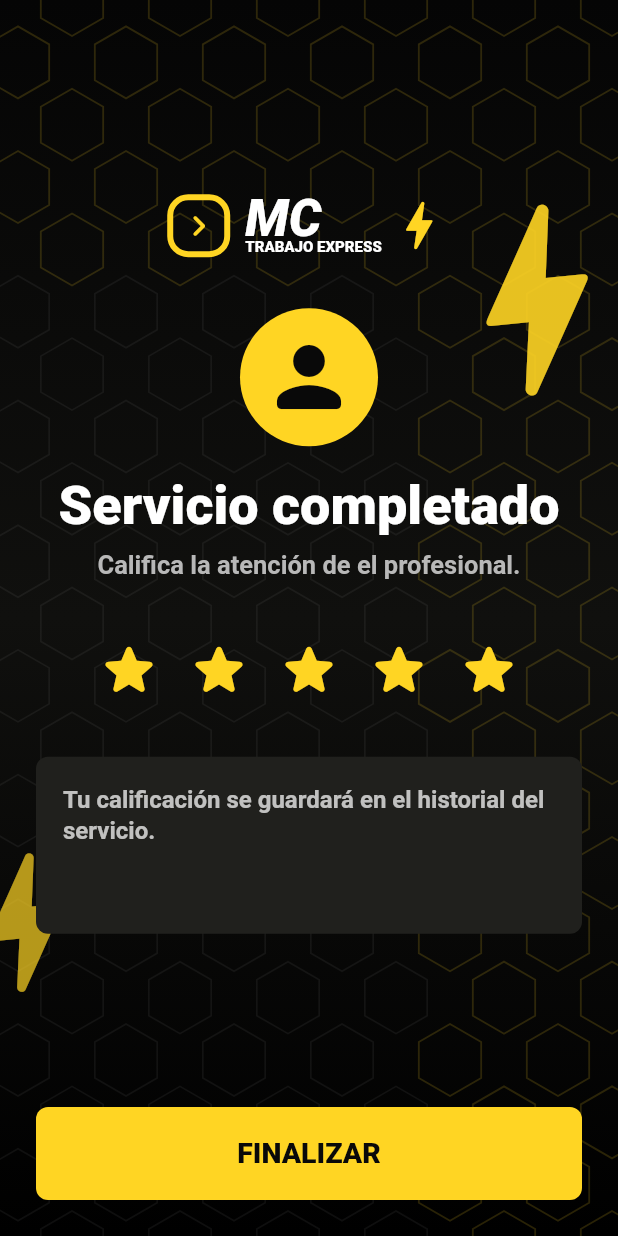
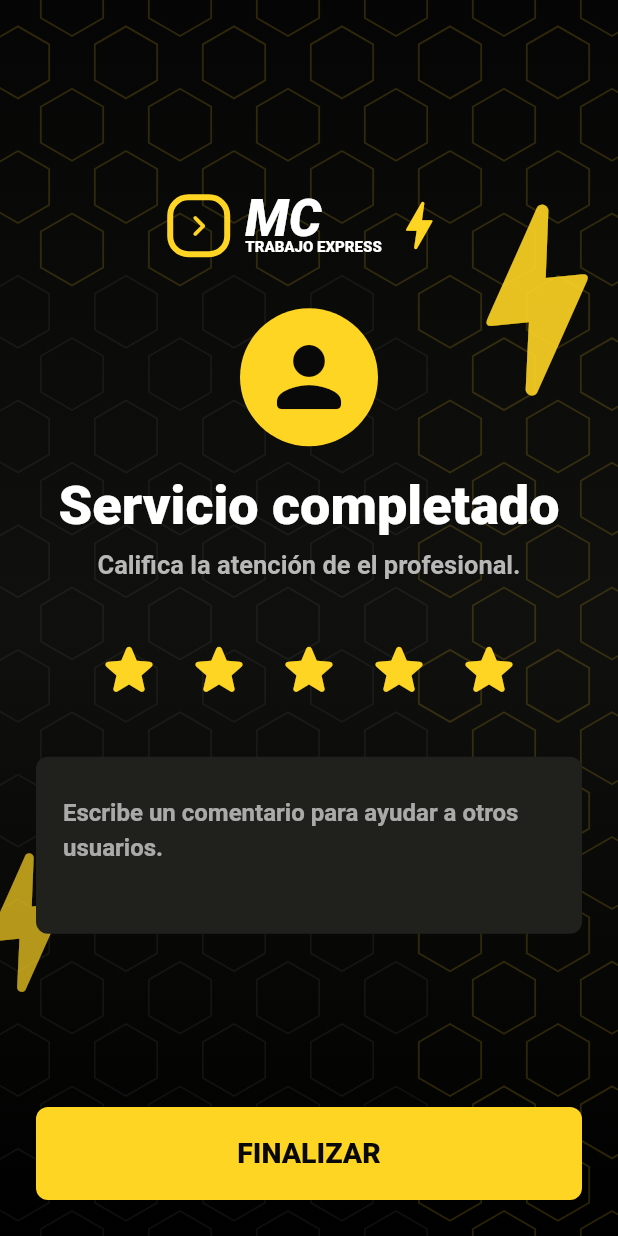
Before and after one commit to edubenavidesoficial/mc_express, a Flutter app: the RatingScreen screen opened by its route, on a phone screen of 412 x 824 dp. Run offline on Flutter 3.47's test engine with Material 3 defaults, Android fonts, the phone set to English and light mode, and no system bars; our stand-ins replace shared_preferences; accounts and stored records are empty.

Commit message:
Cambios Nuevos

```diff
--- a/lib/core/routes/app_routes.dart
+++ b/lib/core/routes/app_routes.dart
@@ -10,6 +10,7 @@ import 'package:mc_express/features/booking/presentation/service_payment_screen.
 import 'package:mc_express/features/booking/presentation/tracking_screen.dart';
 import 'package:mc_express/features/home/presentation/home_screen.dart';
 import 'package:mc_express/features/professional/presentation/professional_profile_screen.dart';
+import 'package:mc_express/features/profile/presentation/account_screen.dart';
 import 'package:mc_express/features/profile/presentation/history_screen.dart';
 import 'package:mc_express/features/search/presentation/professionals_screen.dart';
 import 'package:mc_express/features/splash/presentation/splash_screen.dart';
@@ -31,6 +32,7 @@ class AppRoutes {
   static const String recharge = '/recharge';
   static const String rating = '/rating';
   static const String history = '/history';
+  static const String account = '/account';
 
   static Map<String, WidgetBuilder> get routes {
     return {
@@ -48,6 +50,7 @@ class AppRoutes {
       recharge: (_) => const RechargeScreen(),
       rating: (_) => const RatingScreen(),
       history: (_) => const HistoryScreen(),
+      account: (_) => const AccountScreen(),
     };
   }
 }
--- a/lib/features/auth/data/auth_api.dart
+++ b/lib/features/auth/data/auth_api.dart
@@ -38,6 +38,9 @@ class AuthApi {
       token: data['access_token'].toString(),
       userId: user['id'] as int,
       userName: user['name'].toString(),
+      userPhone: user['phone']?.toString(),
+      userEmail: user['email']?.toString(),
+      userRole: user['role']?.toString(),
     );
   }
 }
--- a/lib/features/booking/presentation/rating_screen.dart
+++ b/lib/features/booking/presentation/rating_screen.dart
@@ -14,8 +14,15 @@ class RatingScreen extends StatefulWidget {
 
 class _RatingScreenState extends State<RatingScreen> {
   final _api = ServiceRequestsApi();
+  final _commentController = TextEditingController();
   int _rating = 5;
   bool _saving = false;
+
+  @override
+  void dispose() {
+    _commentController.dispose();
+    super.dispose();
+  }
 
   @override
   Widget build(BuildContext context) {
@@ -82,14 +89,18 @@ class _RatingScreenState extends State<RatingScreen> {
               borderRadius: BorderRadius.circular(8),
             ),
             alignment: Alignment.topLeft,
-            child: Text(
-              'Tu calificación se guardará en el historial del servicio.',
-              style: TextStyle(
-                color: Colors.white.withValues(alpha: 0.72),
-                fontSize: 16,
-                fontWeight: FontWeight.w600,
-                height: 1.3,
-                letterSpacing: 0,
+            child: TextField(
+              controller: _commentController,
+              maxLines: 4,
+              style: const TextStyle(color: Colors.white, fontWeight: FontWeight.w700),
+              decoration: InputDecoration(
+                border: InputBorder.none,
+                hintText: 'Escribe un comentario para ayudar a otros usuarios.',
+                hintStyle: TextStyle(
+                  color: Colors.white.withValues(alpha: 0.62),
+                  fontWeight: FontWeight.w600,
+                  letterSpacing: 0,
+                ),
               ),
             ),
           ),
@@ -104,7 +115,9 @@ class _RatingScreenState extends State<RatingScreen> {
                   requestId: draft!.requestId!,
                   professionalId: draft.professionalId!,
                   rating: _rating,
-                  comment: 'Calificación enviada desde la app',
+                  comment: _commentController.text.trim().isEmpty
+                      ? 'Calificación enviada desde la app'
+                      : _commentController.text.trim(),
                 );
               }
               if (!mounted) return;
```
Also changed, not shown: lib/core/storage/session_store.dart (+35 -0 lines), lib/core/widgets/branded_scaffold.dart (+10 -0 lines), lib/features/auth/presentation/auth_screen.dart (+28 -6 lines).
